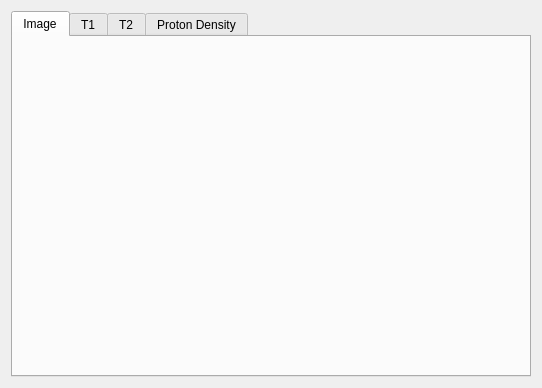
The window that src/ui/phantom_widget.ui (MOHAMEDMANSOUR20/MRI_Simulation) describes before a commit, drawn with Qt 5.
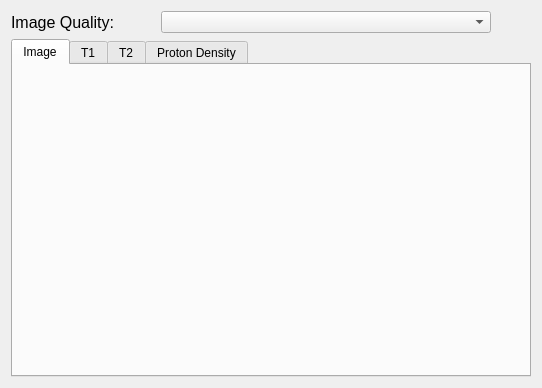
The same window after the commit.

Commit message: Phantom Widget comboBox

What changed in the file:
```diff
--- a/src/ui/phantom_widget.ui
+++ b/src/ui/phantom_widget.ui
@@ -14,7 +14,7 @@
    <string>Phantom Properties</string>
   </property>
   <layout class="QGridLayout" name="gridLayout">
-   <item row="0" column="0">
+   <item row="1" column="0">
     <widget class="QTabWidget" name="phantom_tabWidget">
      <property name="autoFillBackground">
       <bool>true</bool>
@@ -67,6 +67,51 @@
      </widget>
     </widget>
    </item>
+   <item row="0" column="0">
+    <layout class="QHBoxLayout" name="horizontalLayout" stretch="1,0,4,0">
+     <item>
+      <widget class="QLabel" name="img_qual_label">
+       <property name="font">
+        <font>
+         <pointsize>12</pointsize>
+        </font>
+       </property>
+       <property name="text">
+        <string>Image Quality:</string>
+       </property>
+      </widget>
+     </item>
+     <item>
+      <spacer name="horizontalSpacer">
+       <property name="orientation">
+        <enum>Qt::Horizontal</enum>
+       </property>
+       <property name="sizeHint" stdset="0">
+        <size>
+         <width>40</width>
+         <height>20</height>
+        </size>
+       </property>
+      </spacer>
+     </item>
+     <item>
+      <widget class="QComboBox" name="img_qual_comboBox"/>
+     </item>
+     <item>
+      <spacer name="horizontalSpacer_2">
+       <property name="orientation">
+        <enum>Qt::Horizontal</enum>
+       </property>
+       <property name="sizeHint" stdset="0">
+        <size>
+         <width>40</width>
+         <height>20</height>
+        </size>
+       </property>
+      </spacer>
+     </item>
+    </layout>
+   </item>
   </layout>
  </widget>
  <resources/>
```
